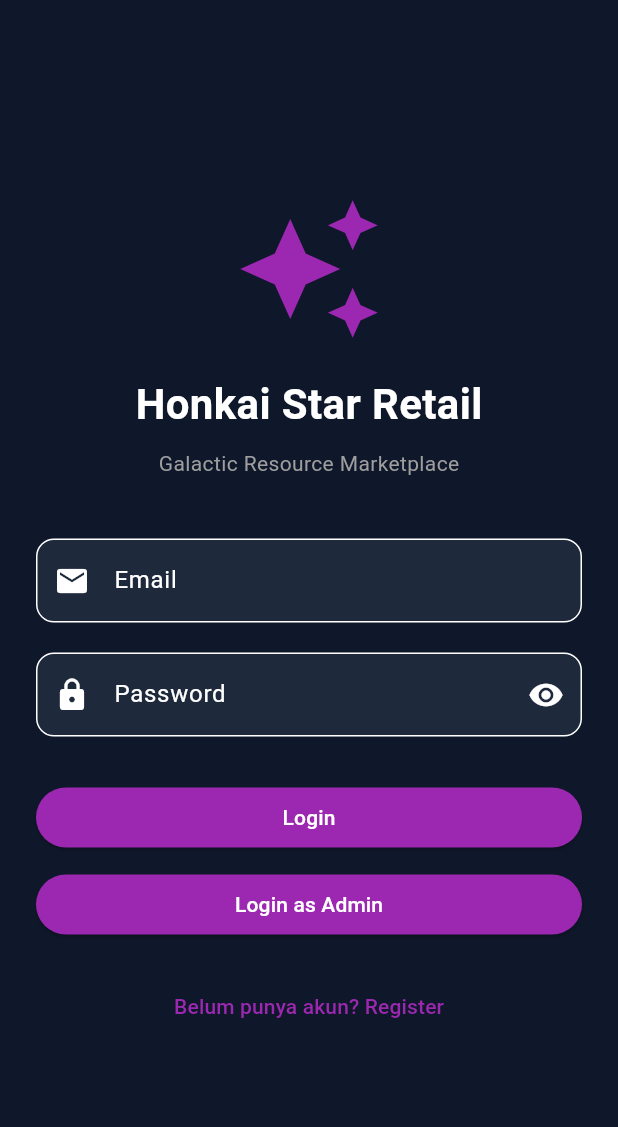
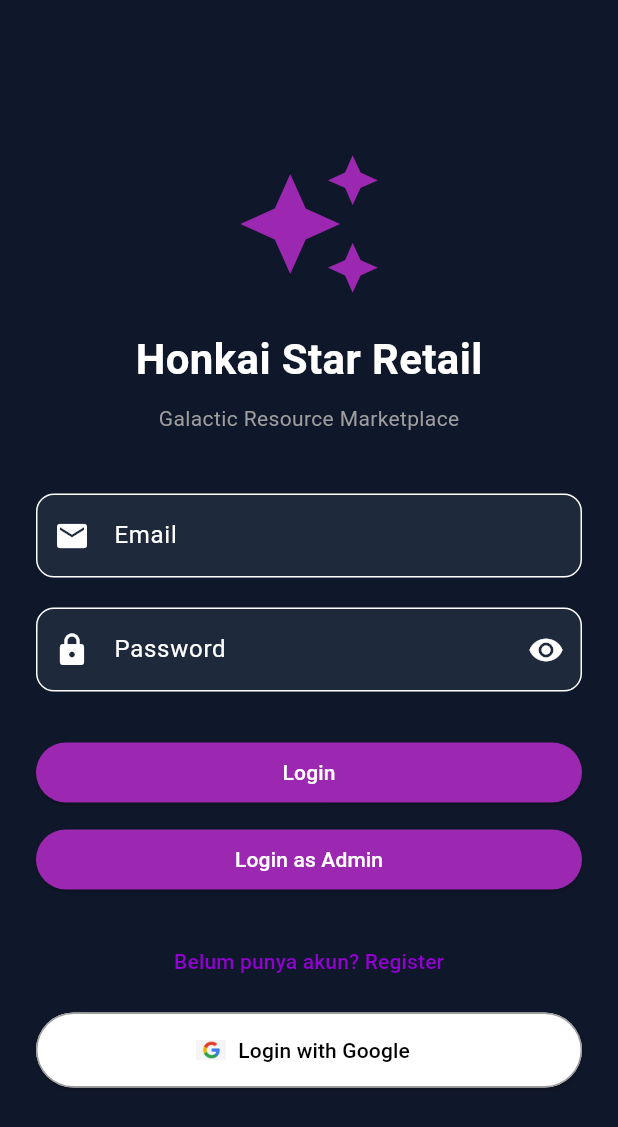
Before and after one commit to RealBlueZ/Honkai-Star-Retail, a Flutter app: the screen it shows after launch, on a phone screen of 412 x 824 dp. Shown: the top 1127 px of the screen. Run offline on Flutter 3.47's test engine with Material 3 defaults, Android fonts, the phone set to English and light mode, and no system bars; our stand-ins replace google_sign_in.

Commit message:
add login with google

```diff
--- a/fe_honkai_star_retail/lib/pages/auth/login_page.dart
+++ b/fe_honkai_star_retail/lib/pages/auth/login_page.dart
@@ -1,3 +1,4 @@
+import 'package:fe_honkai_star_retail/services/google_sign_in.dart';
 import 'package:flutter/material.dart';
 
 class LoginPage extends StatefulWidget {
@@ -12,6 +13,8 @@
 
   final emailController = TextEditingController();
   final passwordController = TextEditingController();
+
+  final GoogleSignInService _googleSignIn = GoogleSignInService();
 
   bool obscurePassword = true;
 
@@ -153,7 +156,52 @@
                         Navigator.pushNamed(context, '/register');
                       },
 
-                      child: const Text("Belum punya akun? Register"),
+                      child: const Text(
+                        "Belum punya akun? Register",
+                        style: TextStyle(color: Color(0xFF9400D3)),
+                      ),
+                    ),
+
+                    const SizedBox(height: 10),
+
+                    SizedBox(
+                      width: double.infinity,
+
+                      child: ElevatedButton.icon(
+                        onPressed: () async {
+                          final user = await _googleSignIn.signIn();
+
+                          if (user != null) {
+                            if (!mounted) return;
+
+                            ScaffoldMessenger.of(context).showSnackBar(
+                              SnackBar(
+                                content: Text('Welcome ${user.displayName}'),
+                              ),
+                            );
+
+                            Navigator.pushNamed(context, '/home');
+                          }
+                        },
+
+                        icon: Image.asset(
+                          "assets/images/google_logo.webp",
+                          height: 20,
+                          width: 20,
+                        ),
+
+                        label: const Text(
+                          "Login with Google",
+                          style: TextStyle(color: Colors.black),
+                        ),
+
+                        style: ElevatedButton.styleFrom(
+                          backgroundColor: Colors.white,
+                          foregroundColor: Colors.black,
+                          side: const BorderSide(color: Colors.grey),
+                          minimumSize: const Size(double.infinity, 50),
+                        ),
+                      ),
                     ),
                   ],
                 ),
```
Also changed, not shown: fe_honkai_star_retail/lib/services/google_sign_in.dart (added, +18 -0 lines), fe_honkai_star_retail/assets/images/google_logo.webp (added), 1 other file.
